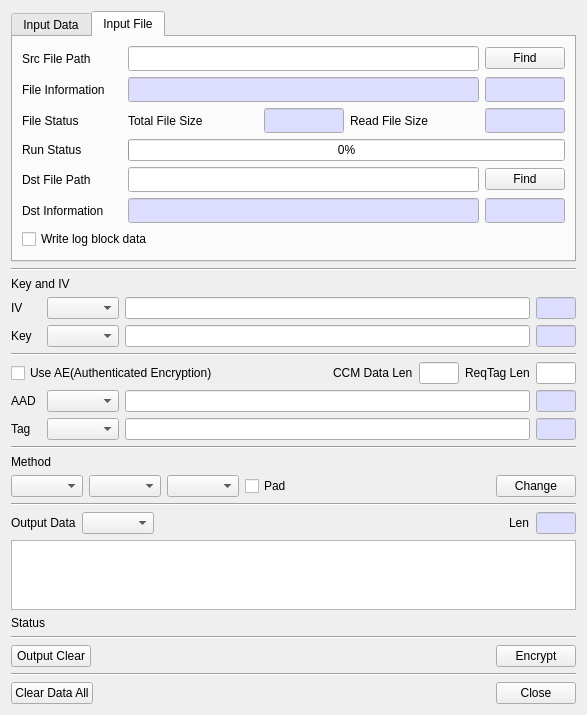
This is BerEditor/enc_dec_dlg.ui in jykim74/BerEditor as Qt 5 draws it before an edit. The edited form follows.
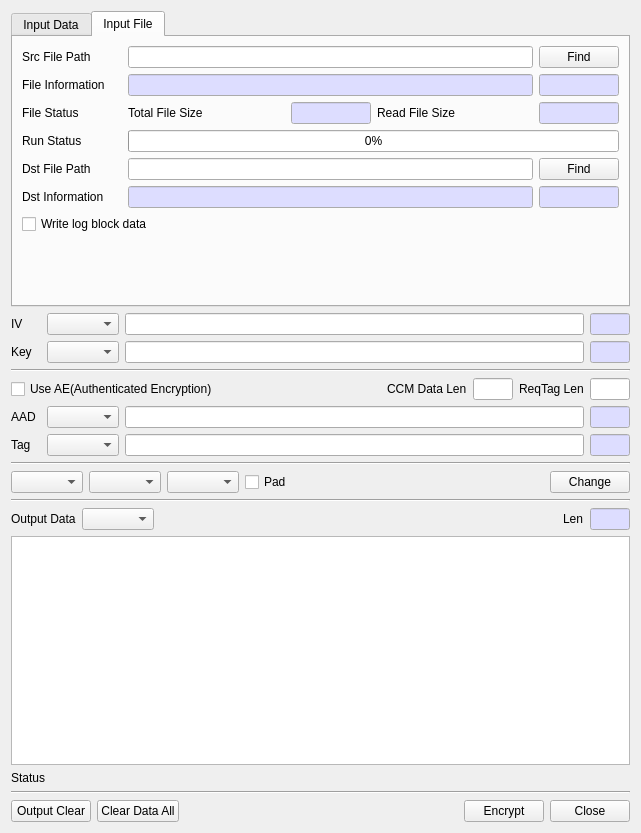
This is the edited form.

Commit message: MacOS UI Customize

The edit to the form file:
```diff
--- a/BerEditor/enc_dec_dlg.ui
+++ b/BerEditor/enc_dec_dlg.ui
@@ -6,8 +6,8 @@
    <rect>
     <x>0</x>
     <y>0</y>
-    <width>587</width>
-    <height>704</height>
+    <width>641</width>
+    <height>833</height>
    </rect>
   </property>
   <property name="windowTitle">
@@ -220,9 +220,7 @@
          <item row="0" column="1">
           <widget class="QLineEdit" name="mSrcFileText">
            <property name="font">
-            <font>
-             <family>굴림체</family>
-            </font>
+            <font/>
            </property>
           </widget>
          </item>
@@ -289,9 +287,7 @@
             </palette>
            </property>
            <property name="font">
-            <font>
-             <family>굴림체</family>
-            </font>
+            <font/>
            </property>
           </widget>
          </item>
@@ -366,9 +362,7 @@
             </palette>
            </property>
            <property name="font">
-            <font>
-             <family>굴림체</family>
-            </font>
+            <font/>
            </property>
           </widget>
          </item>
@@ -447,9 +441,7 @@
             </palette>
            </property>
            <property name="font">
-            <font>
-             <family>굴림체</family>
-            </font>
+            <font/>
            </property>
           </widget>
          </item>
@@ -519,9 +511,7 @@
             </palette>
            </property>
            <property name="font">
-            <font>
-             <family>굴림체</family>
-            </font>
+            <font/>
            </property>
           </widget>
          </item>
@@ -565,9 +555,7 @@
          <item row="0" column="1">
           <widget class="QLineEdit" name="mDstFileText">
            <property name="font">
-            <font>
-             <family>굴림체</family>
-            </font>
+            <font/>
            </property>
           </widget>
          </item>
@@ -663,9 +651,7 @@
             </palette>
            </property>
            <property name="font">
-            <font>
-             <family>굴림체</family>
-            </font>
+            <font/>
            </property>
            <property name="readOnly">
             <bool>true</bool>
@@ -724,9 +710,7 @@
             </palette>
            </property>
            <property name="font">
-            <font>
-             <family>굴림체</family>
-            </font>
+            <font/>
            </property>
            <property name="readOnly">
             <bool>true</bool>
@@ -759,20 +743,6 @@
      </widget>
     </widget>
    </item>
-   <item>
-    <widget class="Line" name="line_2">
-     <property name="orientation">
-      <enum>Qt::Horizontal</enum>
-     </property>
-    </widget>
-   </item>
-   <item>
-    <widget class="QLabel" name="label_5">
-     <property name="text">
-      <string>Key and IV</string>
-     </property>
-    </widget>
-   </item>
    <item>
     <layout class="QHBoxLayout" name="horizontalLayout_3">
      <item>
@@ -1170,13 +1140,6 @@
      </property>
     </widget>
    </item>
-   <item>
-    <widget class="QLabel" name="label_4">
-     <property name="text">
-      <string>Method</string>
-     </property>
-    </widget>
-   </item>
    <item>
     <layout class="QHBoxLayout" name="horizontalLayout_2">
      <item>
@@ -1353,6 +1316,13 @@
        </property>
       </widget>
      </item>
+     <item>
+      <widget class="QPushButton" name="mClearDataAllBtn">
+       <property name="text">
+        <string>Clear Data All</string>
+       </property>
+      </widget>
+     </item>
      <item>
       <spacer name="horizontalSpacer_3">
        <property name="orientation">
@@ -1373,47 +1343,13 @@
        </property>
       </widget>
      </item>
-    </layout>
-   </item>
-   <item>
-    <widget class="Line" name="line_6">
-     <property name="orientation">
-      <enum>Qt::Horizontal</enum>
-     </property>
-    </widget>
-   </item>
-   <item>
-    <layout class="QGridLayout" name="gridLayout">
-     <property name="topMargin">
-      <number>0</number>
-     </property>
-     <item row="0" column="0">
-      <widget class="QPushButton" name="mClearDataAllBtn">
-       <property name="text">
-        <string>Clear Data All</string>
-       </property>
-      </widget>
-     </item>
-     <item row="0" column="2">
+     <item>
       <widget class="QPushButton" name="mCloseBtn">
        <property name="text">
         <string>Close</string>
        </property>
       </widget>
      </item>
-     <item row="0" column="1">
-      <spacer name="horizontalSpacer_6">
-       <property name="orientation">
-        <enum>Qt::Horizontal</enum>
-       </property>
-       <property name="sizeHint" stdset="0">
-        <size>
-         <width>40</width>
-         <height>20</height>
-        </size>
-       </property>
-      </spacer>
-     </item>
     </layout>
    </item>
   </layout>
```
Left out of the diff: 2 changed lines with no effect on the pictures. The commit also changes 3 other files.
